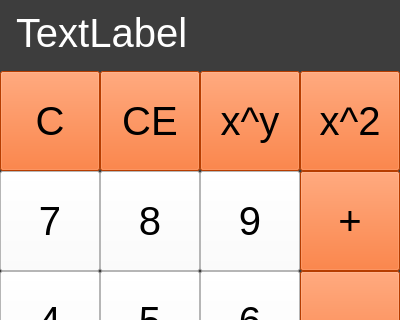
Qt form Calculator/mainwindow.ui (VKJN/Calculator-QT-) before a commit; both pictures show x 0 to 400 and y 0 to 320 of the 400 by 600 pixel window.
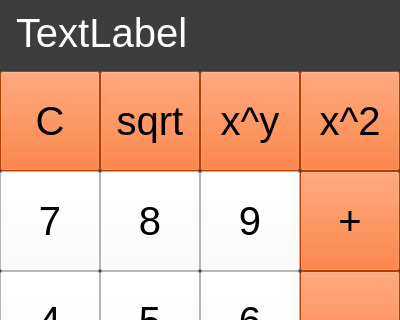
The same form after that commit.

Patch:
```diff
--- a/Calculator/mainwindow.ui
+++ b/Calculator/mainwindow.ui
@@ -36,7 +36,7 @@
 background-color: rgb(255, 85, 0);</string>
     </property>
     <property name="text">
-     <string>CE</string>
+     <string>sqrt</string>
     </property>
     <property name="iconSize">
      <size>
```
Left out of the diff: 2 changed lines with no effect on the pictures.
